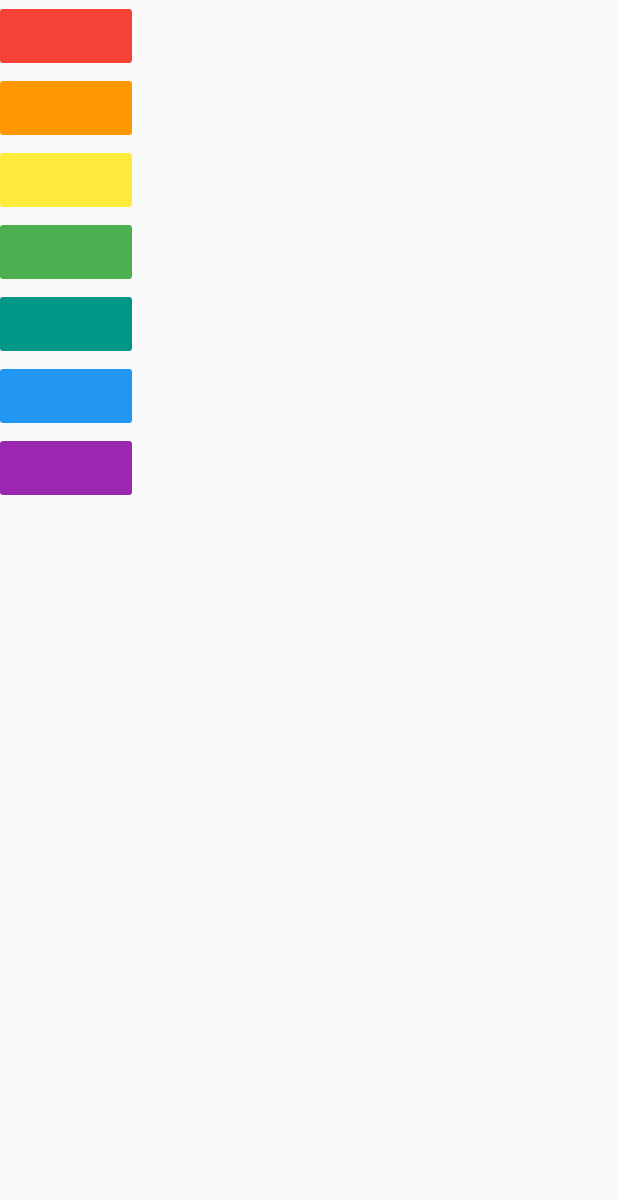
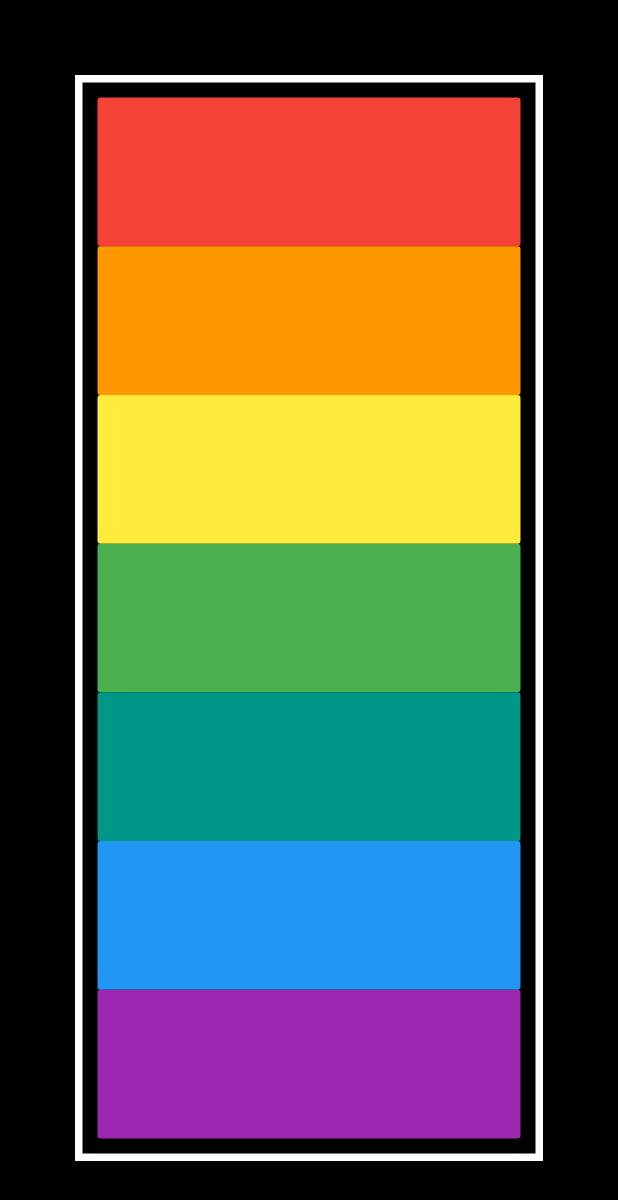
Before and after one commit to nilayingle/Xylophone-Music-Player, a Flutter app: the screen it shows after launch, on a phone screen of 412 x 824 dp. Shown: the top 1200 px of the screen. Run offline on Flutter 3.47's test engine with Material 2 defaults, Android fonts, the phone set to English and light mode, and no system bars; our stand-ins replace audioplayers.

Commit message:
UI Designed

```diff
--- a/lib/main.dart
+++ b/lib/main.dart
@@ -1,3 +1,4 @@
+import 'package:flutter/cupertino.dart';
 import 'package:flutter/material.dart';
 import 'package:audioplayers/audio_cache.dart';
 
@@ -8,56 +9,47 @@ class XylophoneApp extends StatelessWidget {
     final player = AudioCache();
     player.play('note$soundNumber.wav');
   }
+
+  Expanded buildKey({Color color, int soundNumber}) {
+    return Expanded(
+      child: FlatButton(
+        color: color,
+        onPressed: () {
+          playSound(soundNumber);
+        },
+      ),
+    );
+  }
   @override
   Widget build(BuildContext context) {
     return MaterialApp(
       home: Scaffold(
+        backgroundColor: Colors.black,
         body: SafeArea(
-          child: Column(
-            children: <Widget>[
-              FlatButton(
-                color: Colors.red,
-                onPressed: () {
-                  playSound(1);
-                },
+          child: Center(
+            child: Container(
+              padding: EdgeInsets.all(10.0),
+              decoration: BoxDecoration(
+                border: Border.all(
+                  color: Colors.white,
+                  width: 5.0,
+                )
               ),
-              FlatButton(
-                color: Colors.orange,
-                onPressed: () {
-                  playSound(2);
-                },
+              margin: EdgeInsets.all(50.0),
+              child: Column(
+                crossAxisAlignment: CrossAxisAlignment.stretch,
+                mainAxisAlignment: MainAxisAlignment.center,
+                children: <Widget>[
+                  buildKey(color: Colors.red,soundNumber: 1),
+                  buildKey(color: Colors.orange,soundNumber: 2),
+                  buildKey(color: Colors.yellow,soundNumber: 3),
+                  buildKey(color: Colors.green,soundNumber: 4),
+                  buildKey(color: Colors.teal,soundNumber: 5),
+                  buildKey(color: Colors.blue,soundNumber: 6),
+                  buildKey(color: Colors.purple,soundNumber: 7),
+                ],
               ),
-              FlatButton(
-                color: Colors.yellow,
-                onPressed: () {
-                  playSound(3);
-                },
-              ),
-              FlatButton(
-                color: Colors.green,
-                onPressed: () {
-                  playSound(4);
-                },
-              ),
-              FlatButton(
-                color: Colors.teal,
-                onPressed: () {
-                  playSound(5);
-                },
-              ),
-              FlatButton(
-                color: Colors.blue,
-                onPressed: () {
-                  playSound(6);
-                },
-              ),
-              FlatButton(
-                color: Colors.purple,
-                onPressed: () {
-                  playSound(7);
-                },
-              ),
-            ],
+            ),
           ),
         ),
       ),
```
Also changed, not shown: 1 other file.
